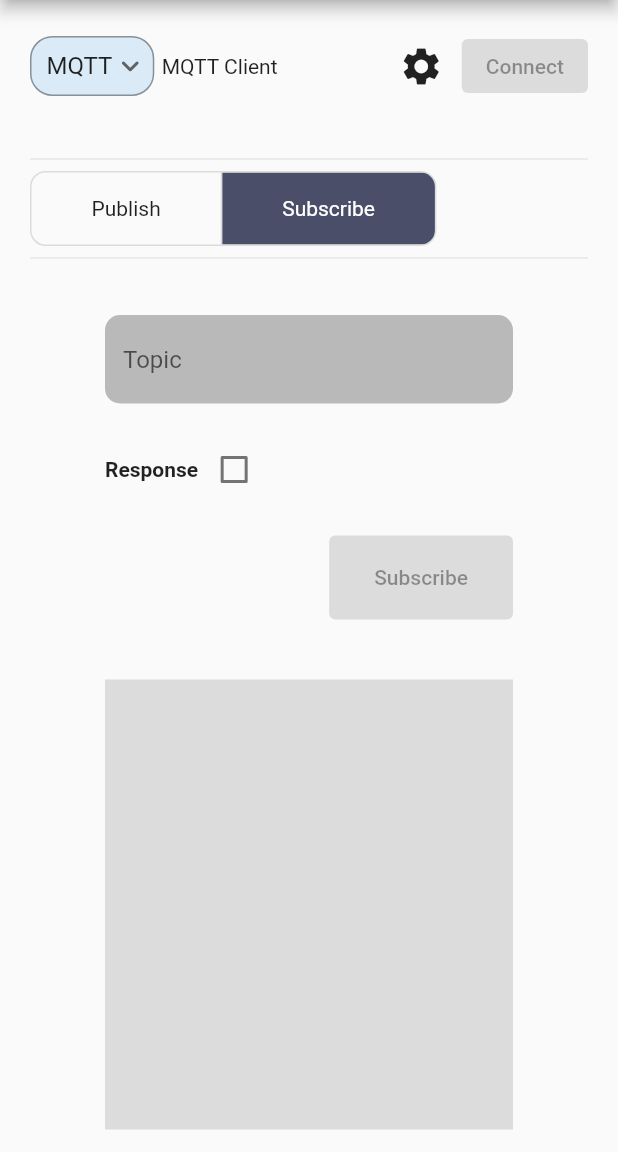
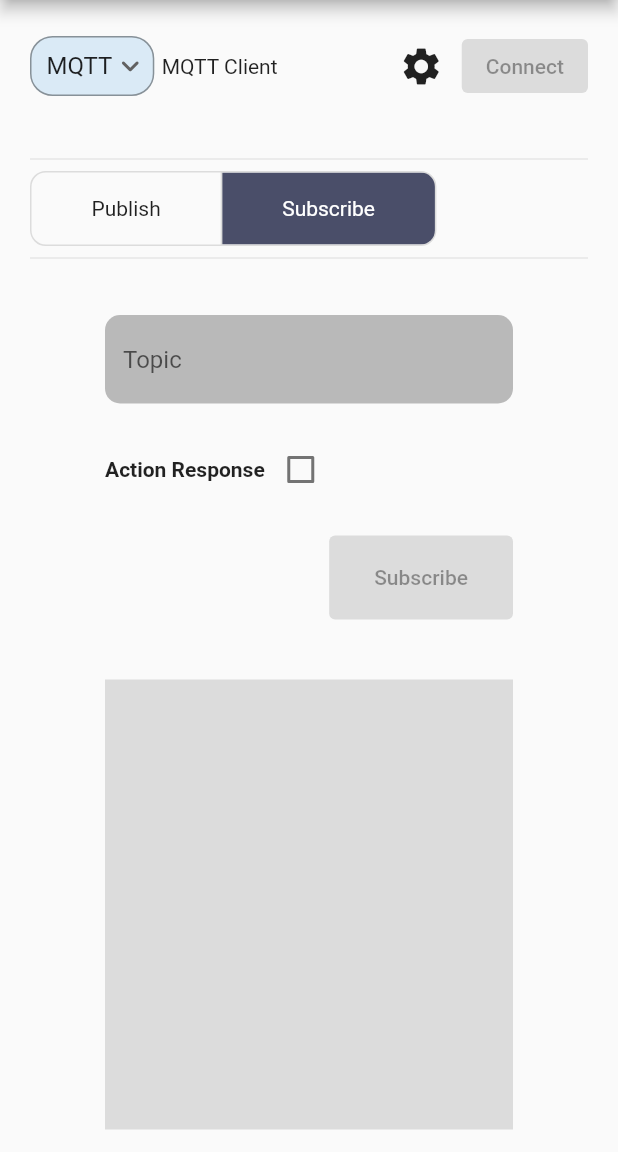
Before and after one commit to VimukthiRanaweera/IOT-Device-Simulator, a Flutter app: the screen it shows after launch, after a tap on "Subscribe", on a phone screen of 412 x 824 dp, the part 84-1236 px from its top. Run offline on Flutter 3.47's test engine with Material 2 defaults, Android fonts, the phone set to English and light mode, and no system bars; our stand-ins replace bloc, csv, date_time_picker, equatable, flutter_bloc, hive and 2 more; missing offline and left inert: dart:ffi, mqtt_client; accounts and stored records are empty.

Commit message:
Update Action response

```diff
--- a/lib/logic/MQTT/MqttEvents.dart
+++ b/lib/logic/MQTT/MqttEvents.dart
@@ -67,10 +67,13 @@
 class MqttSubscribeAndResponseEvent extends MqttEvents{
   late final String topic;
   late final String response;
+  late final String responseTopic;
 
-  MqttSubscribeAndResponseEvent(this.topic, this.response);
+  MqttSubscribeAndResponseEvent(this.topic, this.response,this.responseTopic);
   List<Object?> get props =>[
     topic,
+    response,
+    responseTopic
   ];
 }
 
--- a/lib/presentation/component/mqttStreamReader.dart
+++ b/lib/presentation/component/mqttStreamReader.dart
@@ -55,9 +55,11 @@
                               fit: BoxFit.fill,
                               child: Row(
                                 children: [
-                                  Text("Response",style: TextStyle(color: Colors.green,fontWeight: FontWeight.w600),),
+                                  Icon(Icons.done,color:Colors.green,size:20,),
                                   SizedBox(width: 5,),
-                                  Icon(Icons.done,color:Colors.green,size:20,),
+                                  Text("Response Published",style: TextStyle(color: Colors.green,fontWeight: FontWeight.w600),),
+
+
                                 ],
                               ),
                             ):null,
--- a/lib/presentation/component/mqttSubuscribe.dart
+++ b/lib/presentation/component/mqttSubuscribe.dart
@@ -19,6 +19,7 @@
 TextEditingController topic =TextEditingController();
 TextEditingController message = TextEditingController();
 TextEditingController responseMessage = TextEditingController();
+TextEditingController responseTopic = TextEditingController();
 final _formTopicKey = GlobalKey<FormFieldState>();
 final GlobalKey<FormState> _formKey = GlobalKey();
 
@@ -65,7 +66,7 @@
               SizedBox(height: 20,),
               Row(
                 children: [
-                  Text("Response",style:TextStyle(fontWeight: FontWeight.bold),),
+                  Text("Action Response",style:TextStyle(fontWeight: FontWeight.bold),),
                   Checkbox(
                     checkColor: Colors.white,
                     // fillColor: MaterialStateProperty.resolveWith(getColor),
@@ -79,8 +80,30 @@
                 ],
               ),
               if(isChecked)
+              Container(
+                child: Column(
+                  children: [
+
                       SizedBox(height: 20,),
-              if(isChecked)
+                      TextFormField(
+                        maxLines: 1,
+                        decoration: InputDecoration(
+                          filled: true,
+                          fillColor: Colors.black26,
+                          border:OutlineInputBorder(
+                            borderSide:BorderSide.none,
+                            borderRadius: BorderRadius.all(Radius.circular(10)),
+                          ),
+                          hintText: 'Action Response Topic',
+                        ),
+                        controller: responseTopic,
+                        validator: (text) {
+                          if (text!.isEmpty) {
+                            return 'Cannot be empty';
+                          }
+                        },
+                      ),
+                    SizedBox(height: 20,),
                     TextFormField(
                       maxLines: 2,
                       decoration: InputDecoration(
@@ -90,7 +113,7 @@
                           borderSide:BorderSide.none,
                           borderRadius: BorderRadius.all(Radius.circular(10)),
                         ),
-                    hintText: 'Response Message',
+                        hintText: 'Action Response Message',
                       ),
                       controller: responseMessage,
                       validator: (text) {
@@ -99,6 +122,10 @@
                         }
                       },
                     ),
+                  ],
+                ),
+              ),
+
               SizedBox(height: 20,),
               BlocBuilder<MqttBloc,MqttState>(
                   builder:(context,state){
@@ -134,7 +161,7 @@
                               if(_formKey.currentState!.validate())
                               BlocProvider.of<MqttBloc>(context).add(
                                   MqttSubscribeAndResponseEvent(
-                                      topic.text,responseMessage.text));
+                                      topic.text,responseMessage.text,responseTopic.text));
                               }
                             else{
                               if(_formTopicKey.currentState!.validate())
```
Also changed, not shown: lib/logic/MQTT/MqttBloc.dart (+4 -5 lines). Lines whose indentation alone changed are shown as unchanged.
